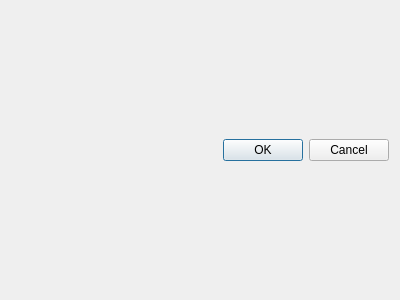
Before: the Qt Designer form btl/ui/tooleditor.ui in knipknap/better-tool-library, drawn with Qt 5.
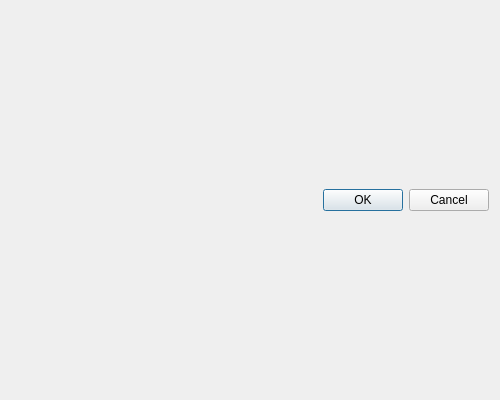
After: the same form once the commit is applied.

Commit message: UI now shows appropriate input fields per property type, and validates input

```diff
--- a/btl/ui/tooleditor.ui
+++ b/btl/ui/tooleditor.ui
@@ -6,8 +6,8 @@
    <rect>
     <x>0</x>
     <y>0</y>
-    <width>400</width>
-    <height>300</height>
+    <width>500</width>
+    <height>400</height>
    </rect>
   </property>
   <property name="windowTitle">
```
The commit also changes 3 other files.
